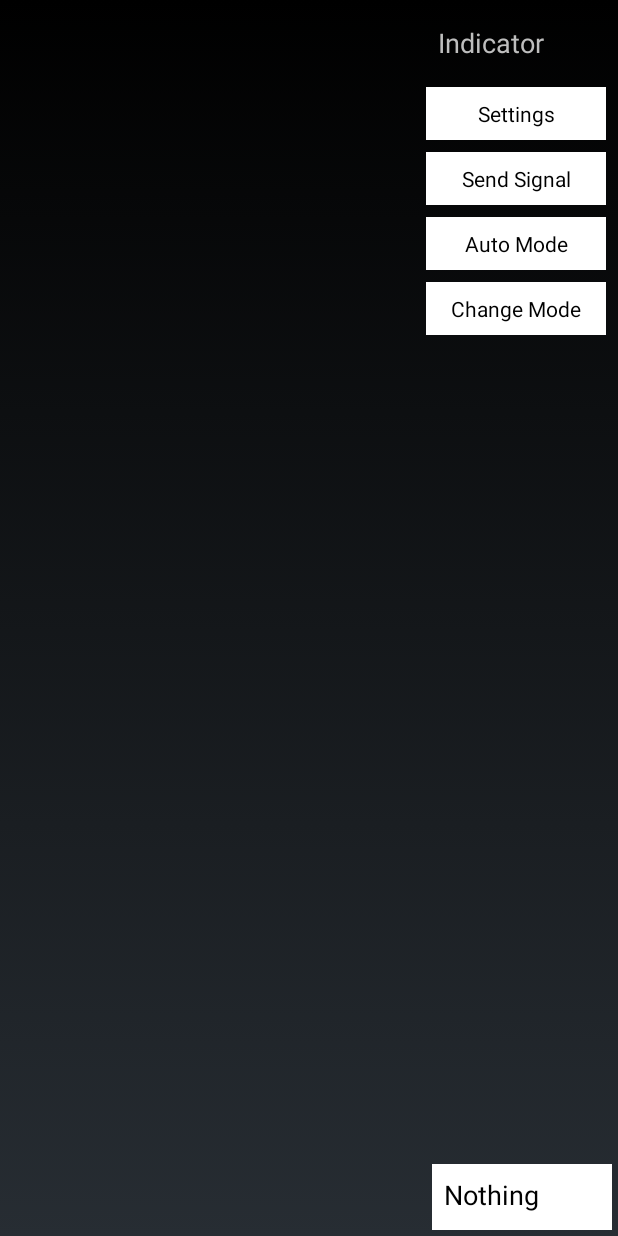
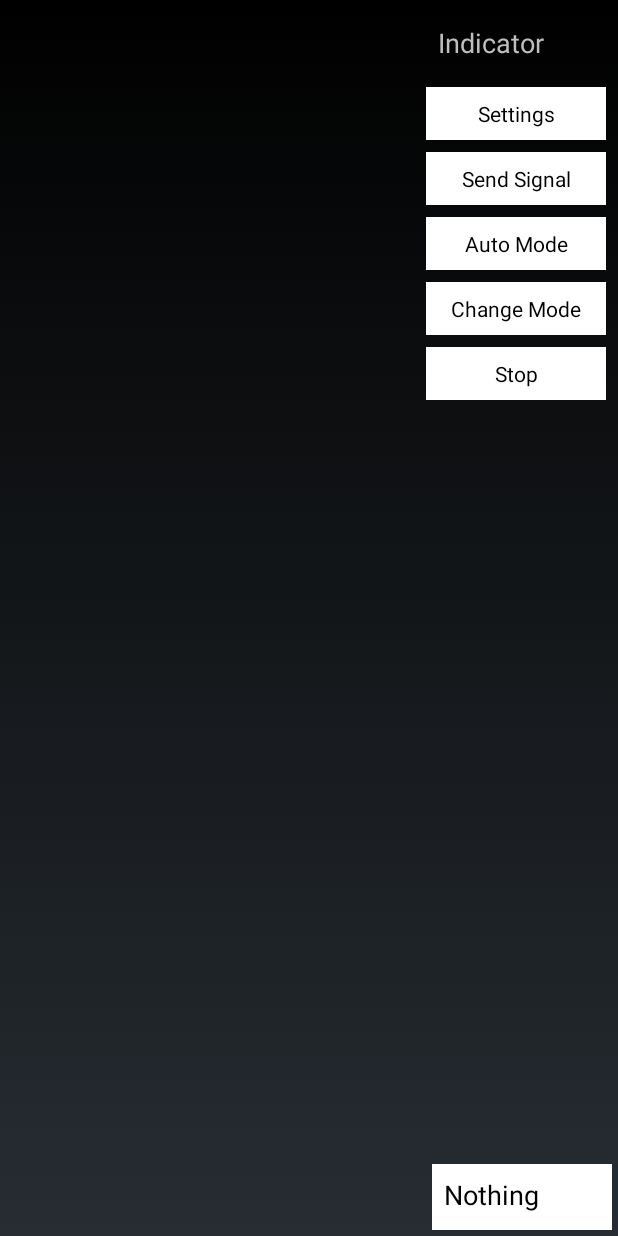
Before and after one commit to kdsuneraavinash/robogames-2018, an Android app: the layout activity_camera.xml on its own in the app's theme, with its tools: preview values and no code run, on a phone screen of 412 x 824 dp. Run offline under Robolectric (Android 15) with nearby library versions, the phone set to English and light mode, and no system bars.

Commit message:
Changed app parameters and add stop button

```diff
--- a/WalkingRobot/app/src/main/java/com/stats/kdsuneraavinash/walkingrobot/ArrowRecognition.java
+++ b/WalkingRobot/app/src/main/java/com/stats/kdsuneraavinash/walkingrobot/ArrowRecognition.java
@@ -19,9 +19,9 @@ class ArrowRecognition {
     // Setting - Min Radius
     private static final int minRadius = 200;
     // Setting - Max Radius
-    private static final int maxRadius = 400;
+    private static final int maxRadius = 500;
     // Setting - Max Error
-    private static final int maxError = 40;
+    private static final int maxError = 80;
 
     private static final Scalar MAT_YELLOW = new Scalar(255, 234, 0);
     private static final Scalar MAT_RED = new Scalar(198, 40, 40);
--- a/WalkingRobot/app/src/main/res/layout/activity_camera.xml
+++ b/WalkingRobot/app/src/main/res/layout/activity_camera.xml
@@ -77,6 +77,18 @@
         opencv:layout_constraintTop_toBottomOf="@+id/buttonDirectionOverride" />
 
     <Button
+        android:id="@+id/buttonStop"
+        android:layout_width="120dp"
+        android:layout_height="wrap_content"
+        android:layout_marginEnd="8dp"
+        android:layout_marginTop="8dp"
+        android:background="@android:color/white"
+        android:padding="8dp"
+        android:text="Stop"
+        opencv:layout_constraintEnd_toEndOf="parent"
+        opencv:layout_constraintTop_toBottomOf="@+id/buttonIdentifyOverride" />
+
+    <Button
         android:id="@+id/buttonSettings"
         android:layout_width="120dp"
         android:layout_height="wrap_content"
```
Also changed, not shown: WalkingRobot/app/src/main/java/com/stats/kdsuneraavinash/walkingrobot/CameraActivity.java (+7 -0 lines).
